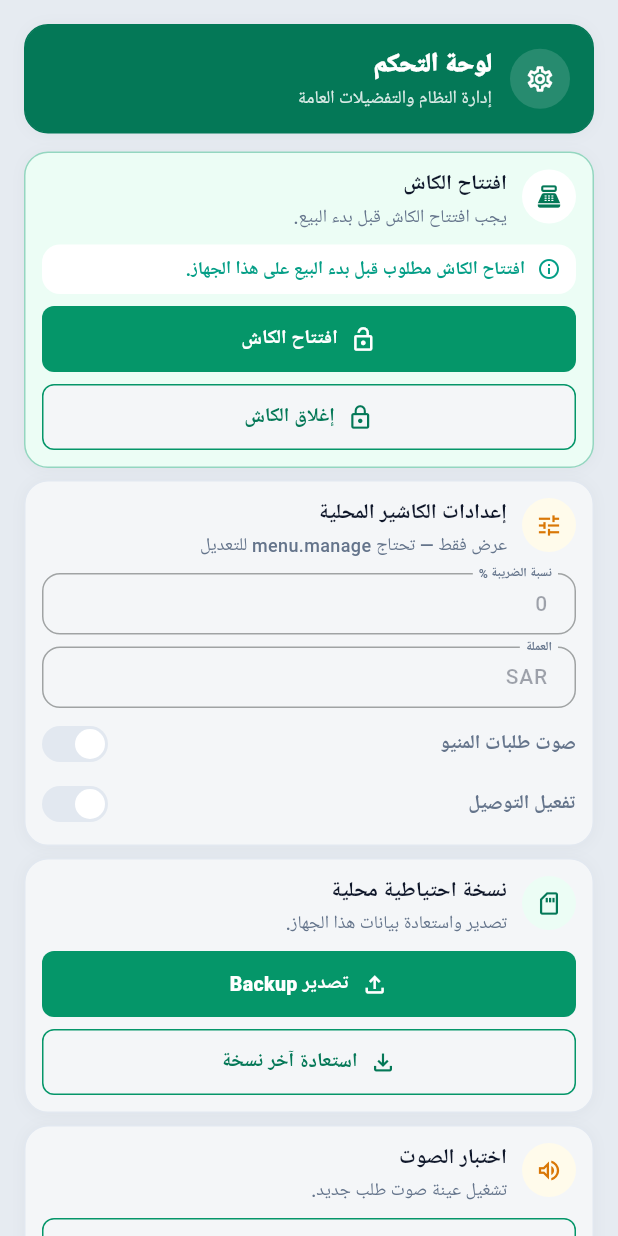
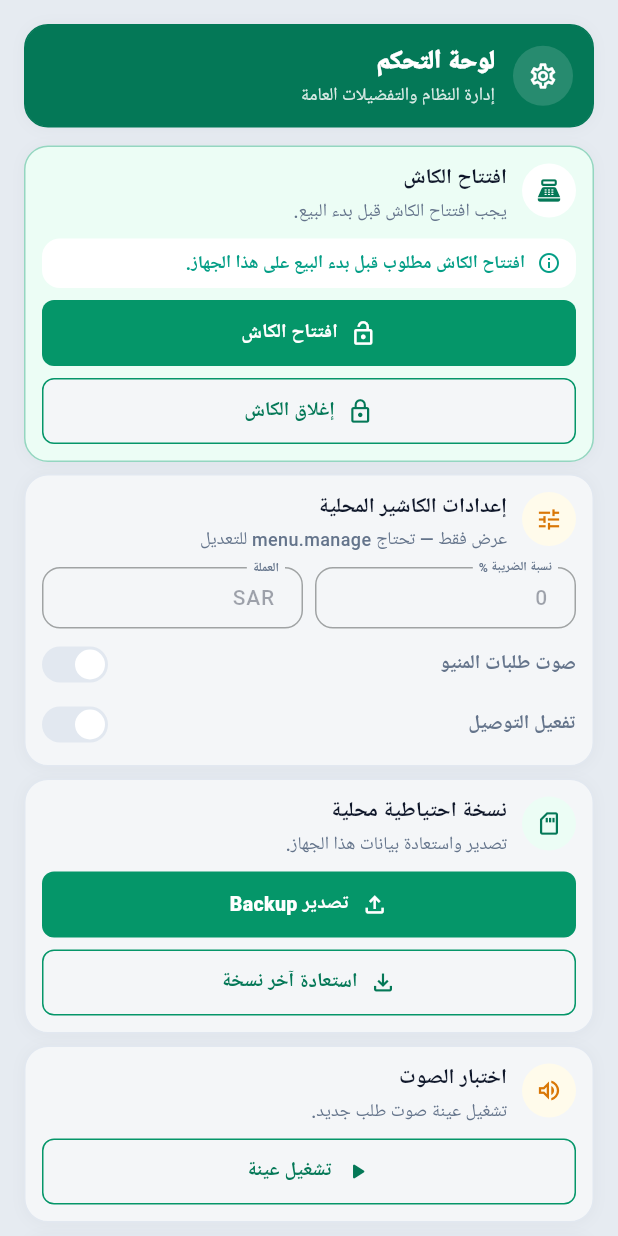
Before and after one commit to itzhaso1/aichr, a Flutter app: the SettingsPanel widget shown alone on an empty page, opened directly, on a phone screen of 412 x 824 dp. Run offline on Flutter 3.47's test engine with Material 3 defaults, Android fonts, the phone set to English and light mode, and no system bars; our stand-ins replace audioplayers, dio, drift, file_picker, flutter_animate, flutter_riverpod and 5 more; missing offline and left inert: cryptography; accounts and stored records are empty; generated files the repository leaves out were written again; Roboto replaces fonts that are missing (Cairo).

Commit message:
Keep settings station actions reachable on short Windows layouts.
Tighten local cashier fields and scroll settings cards into view so
reports/kitchen buttons remain tappable at 1280x720 and 800x600.

Co-authored-by: itzhaso1 <itzhaso1@users.noreply.github.com>

```diff
--- a/lib/features/settings/settings_panel.dart
+++ b/lib/features/settings/settings_panel.dart
@@ -692,7 +692,7 @@ class _SettingsPanelState extends ConsumerState<SettingsPanel> {
     return HsCard(
       color: HasimColors.ctaDark,
       borderColor: HasimColors.ctaDark,
-      padding: const EdgeInsets.symmetric(horizontal: 16, vertical: 14),
+      padding: const EdgeInsets.symmetric(horizontal: 14, vertical: 12),
       child: Row(
         children: [
           Container(
@@ -883,19 +883,33 @@ class _SettingsPanelState extends ConsumerState<SettingsPanel> {
           ? 'تُحفظ محلياً على هذا الجهاز (بدون خادم)'
           : 'عرض فقط — تحتاج menu.manage للتعديل',
       children: [
-        TextField(
+        Row(
+          children: [
+            Expanded(
+              child: TextField(
                 controller: _tax,
                 enabled: canManage && _ready && !_savingPos,
-          keyboardType: const TextInputType.numberWithOptions(decimal: true),
+                keyboardType: const TextInputType.numberWithOptions(
+                  decimal: true,
+                ),
                 decoration: const InputDecoration(
                   labelText: 'نسبة الضريبة %',
                   isDense: true,
                 ),
               ),
-        TextField(
+            ),
+            const SizedBox(width: 8),
+            Expanded(
+              child: TextField(
                 controller: _currency,
                 enabled: canManage && _ready && !_savingPos,
-          decoration: const InputDecoration(labelText: 'العملة', isDense: true),
+                decoration: const InputDecoration(
+                  labelText: 'العملة',
+                  isDense: true,
+                ),
+              ),
+            ),
+          ],
         ),
         HsToggleRow(
           label: 'صوت طلبات المنيو',
```
Also changed, not shown: 1 other file. Lines whose indentation alone changed are shown as unchanged.
